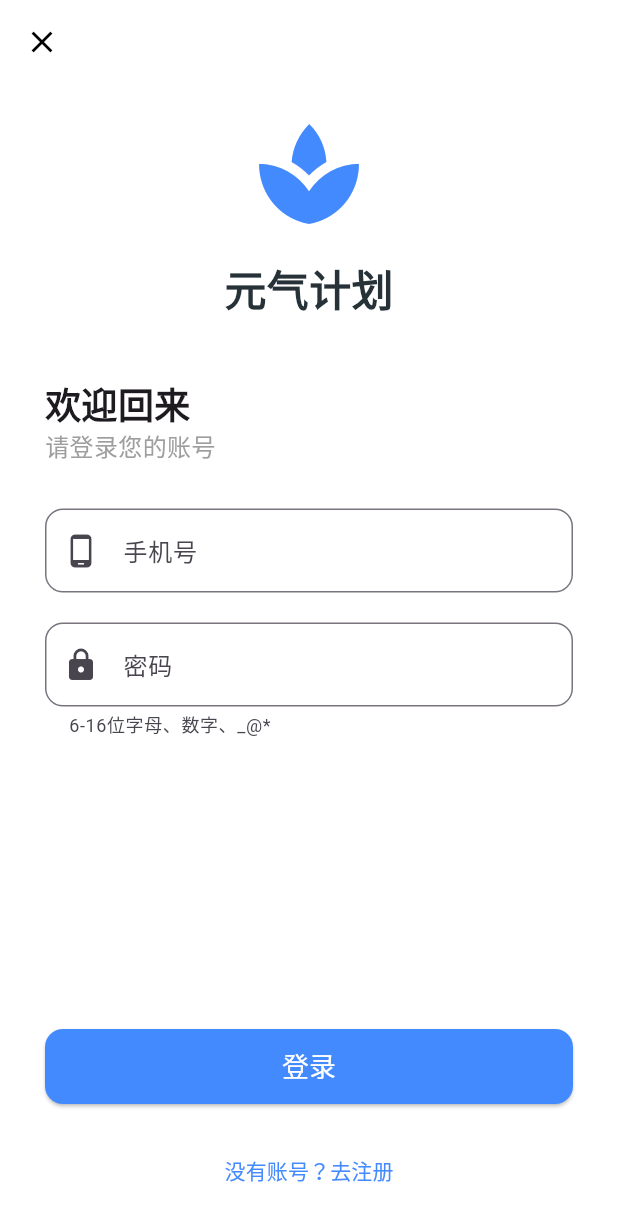
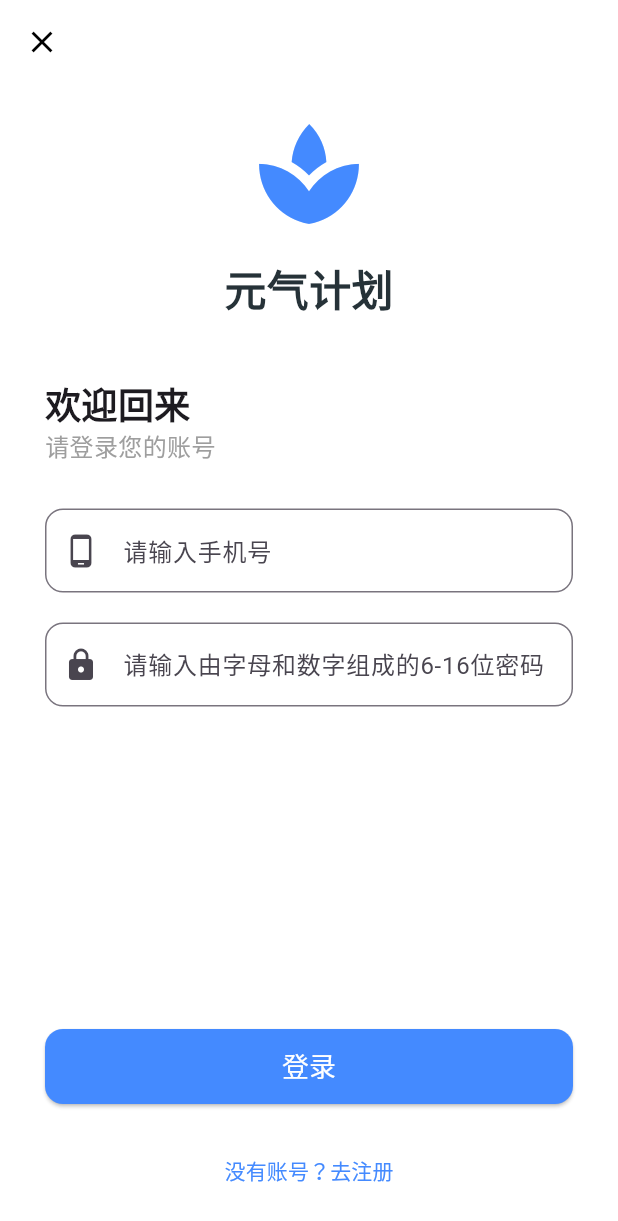
Before and after one commit to yuyu164/vital_plan, a Flutter app: the LoginPage screen opened by its route, on a phone screen of 412 x 824 dp. Shown: the top 1221 px of the screen. Run offline on Flutter 3.47's test engine with Material 3 defaults, Android fonts, the phone set to English and light mode, and no system bars; our stand-ins replace flutter_secure_storage, shared_preferences; accounts and stored records are empty.

Commit message:
登陆页面提示语优化

```diff
--- a/lib/pages/Login/index.dart
+++ b/lib/pages/Login/index.dart
@@ -18,7 +18,7 @@ class _LoginPageState extends State<LoginPage> {
   bool _isLoading = false;
 
   final _phoneRegex = RegExp(r'^1[3-9]\d{9}$');
-  final _passwordRegex = RegExp(r'^[a-zA-Z0-9_@*]{6,16}$');
+  final _passwordRegex = RegExp(r'^[a-zA-Z0-9]{6,16}$');
 
   void _handleLogin() async {
     final phone = _phoneController.text.trim();
@@ -132,7 +132,7 @@ class _LoginPageState extends State<LoginPage> {
                           controller: _phoneController,
                           keyboardType: TextInputType.phone,
                           decoration: InputDecoration(
-                            labelText: "手机号",
+                            labelText: "请输入手机号",
                             prefixIcon: Icon(Icons.phone_android),
                             border: OutlineInputBorder(
                               borderRadius: BorderRadius.circular(12),
@@ -146,12 +146,12 @@ class _LoginPageState extends State<LoginPage> {
                           controller: _passwordController,
                           obscureText: true,
                           decoration: InputDecoration(
-                            labelText: "密码",
+                            labelText: "请输入由字母和数字组成的6-16位密码",
                             prefixIcon: Icon(Icons.lock),
                             border: OutlineInputBorder(
                               borderRadius: BorderRadius.circular(12),
                             ),
-                            helperText: "6-16位字母、数字、_@*",
+                            // helperText: "6-16位字母、数字",
                           ),
                         ),
 
```
